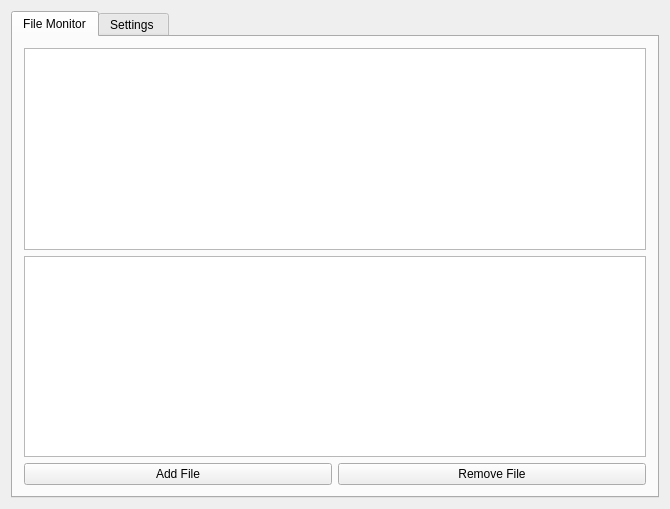
Before: the Qt Designer form autofilebackup.ui in imatefx/auto-file-backup, drawn with Qt 5.
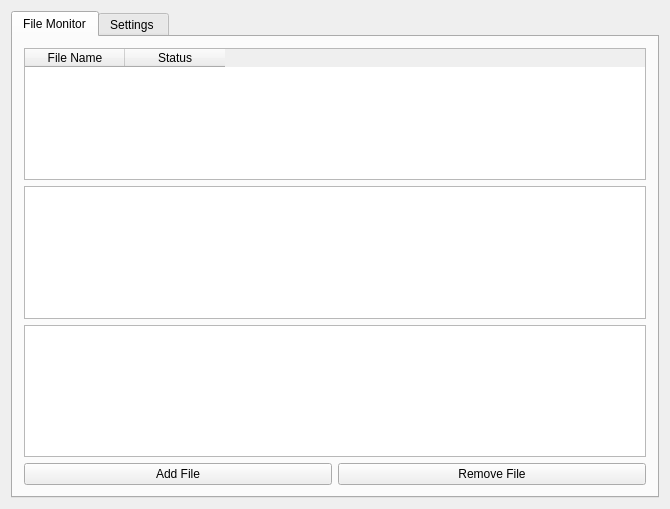
After: the same form once the commit is applied. Custom widgets are drawn as their Qt base class.

Commit message: Added Table to UI Implimented Drag Drop for Table

Patch:
```diff
--- a/autofilebackup.ui
+++ b/autofilebackup.ui
@@ -24,6 +24,35 @@
        <string>File Monitor</string>
       </attribute>
       <layout class="QVBoxLayout" name="verticalLayout">
+       <item>
+        <widget class="DropTableWidget" name="watchedFilesTableWidget">
+         <property name="acceptDrops">
+          <bool>true</bool>
+         </property>
+         <property name="dragDropMode">
+          <enum>QAbstractItemView::DropOnly</enum>
+         </property>
+         <property name="defaultDropAction">
+          <enum>Qt::IgnoreAction</enum>
+         </property>
+         <property name="rowCount">
+          <number>0</number>
+         </property>
+         <property name="columnCount">
+          <number>2</number>
+         </property>
+         <column>
+          <property name="text">
+           <string>File Name</string>
+          </property>
+         </column>
+         <column>
+          <property name="text">
+           <string>Status</string>
+          </property>
+         </column>
+        </widget>
+       </item>
        <item>
         <widget class="QListWidget" name="watchedFilesList"/>
        </item>
@@ -207,6 +236,13 @@
   </layout>
  </widget>
  <layoutdefault spacing="6" margin="11"/>
+ <customwidgets>
+  <customwidget>
+   <class>DropTableWidget</class>
+   <extends>QTableWidget</extends>
+   <header>droptablewidget.h</header>
+  </customwidget>
+ </customwidgets>
  <resources/>
  <connections/>
 </ui>
```
The commit also changes 6 other files.
